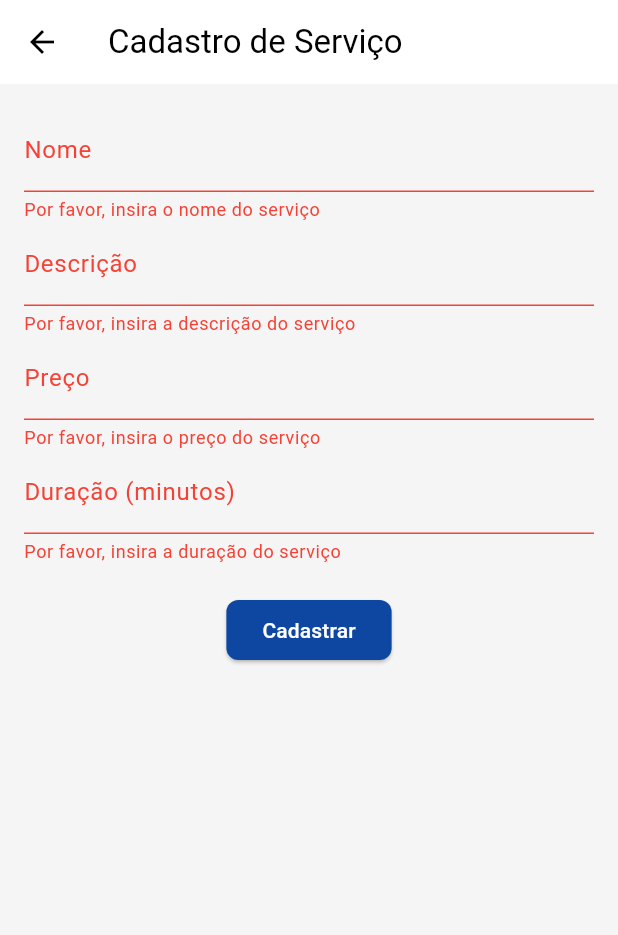
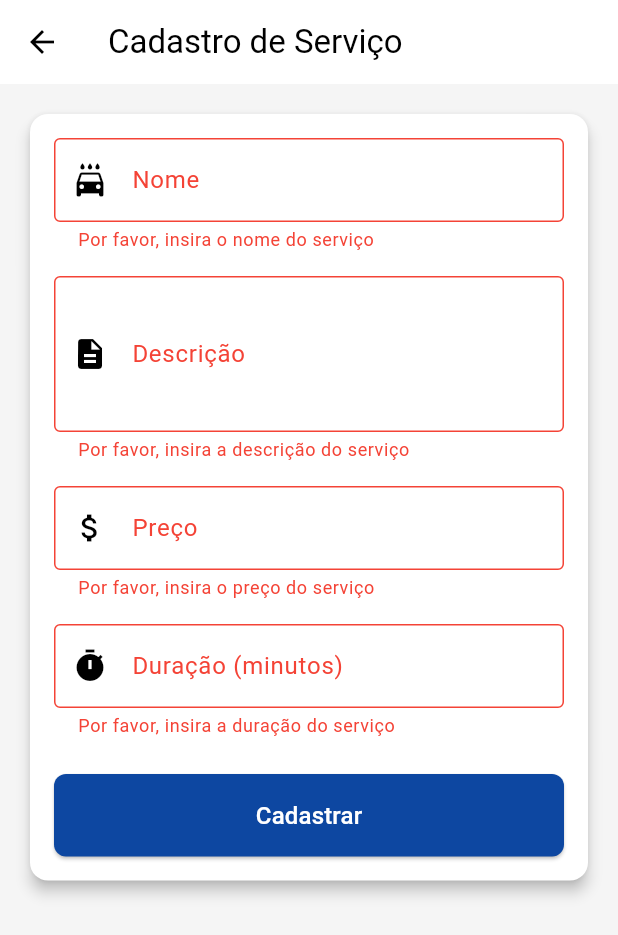
Before and after one commit to leaovictor/lavajatoweb, a Flutter app: the ServiceRegistrationScreen screen opened directly, after a tap on "Cadastrar", on a phone screen of 412 x 824 dp. Shown: the top 935 px of the screen. Run offline on Flutter 3.47's test engine with Material 3 defaults, Android fonts, the phone set to English and light mode, and no system bars; our stand-ins replace cloud_firestore, firebase_auth, firebase_core, font_awesome_flutter, google_sign_in, table_calendar; accounts and stored records are empty; network calls fail.

Commit message:
FIX: adicionar produtos

```diff
--- a/lib/screens/appointments/my_appointments_screen.dart
+++ b/lib/screens/appointments/my_appointments_screen.dart
@@ -4,7 +4,6 @@ import 'package:flutter/material.dart';
 import 'package:intl/intl.dart';
 import 'package:lavajato/models/appointment_model.dart';
 import 'package:lavajato/services/firestore_service.dart';
-import 'package:lavajato/screens/home/home_screen.dart';
 
 class MyAppointmentsScreen extends StatefulWidget {
   const MyAppointmentsScreen({super.key});
--- a/lib/screens/service/service_registration_screen.dart
+++ b/lib/screens/service/service_registration_screen.dart
@@ -1,8 +1,11 @@
 import 'package:flutter/material.dart';
 import 'package:lavajato/services/firestore_service.dart';
+import 'package:lavajato/models/service_model.dart';
+import 'package:flutter/services.dart';
 
 class ServiceRegistrationScreen extends StatefulWidget {
-  const ServiceRegistrationScreen({super.key});
+  final Service? service;
+  const ServiceRegistrationScreen({super.key, this.service});
 
   @override
   State<ServiceRegistrationScreen> createState() =>
@@ -19,20 +22,53 @@ class _ServiceRegistrationScreenState extends State<ServiceRegistrationScreen> {
   final FirestoreService _firestoreService = FirestoreService();
 
   @override
+  void initState() {
+    super.initState();
+    if (widget.service != null) {
+      _nameController.text = widget.service!.name;
+      _descriptionController.text = widget.service!.description;
+      _priceController.text = widget.service!.price.toString();
+      _durationController.text = widget.service!.duration.toString();
+    }
+  }
+
+  @override
+  void dispose() {
+    _nameController.dispose();
+    _descriptionController.dispose();
+    _priceController.dispose();
+    _durationController.dispose();
+    super.dispose();
+  }
+
+  @override
   Widget build(BuildContext context) {
     return Scaffold(
       appBar: AppBar(
-        title: const Text('Cadastro de Serviço'),
+        title: Text(widget.service == null ? 'Cadastro de Serviço' : 'Editar Serviço'),
       ),
-      body: Padding(
+      body: SingleChildScrollView(
+        child: Padding(
+          padding: const EdgeInsets.all(16.0),
+          child: Card(
+            elevation: 4,
+            shape: RoundedRectangleBorder(
+              borderRadius: BorderRadius.circular(12),
+            ),
+            child: Padding(
               padding: const EdgeInsets.all(16.0),
               child: Form(
                 key: _formKey,
                 child: Column(
+                  crossAxisAlignment: CrossAxisAlignment.stretch,
                   children: [
                     TextFormField(
                       controller: _nameController,
-                decoration: const InputDecoration(labelText: 'Nome'),
+                      decoration: const InputDecoration(
+                        labelText: 'Nome',
+                        prefixIcon: Icon(Icons.local_car_wash),
+                        border: OutlineInputBorder(),
+                      ),
                       validator: (value) {
                         if (value == null || value.isEmpty) {
                           return 'Por favor, insira o nome do serviço';
@@ -40,9 +76,15 @@ class _ServiceRegistrationScreenState extends State<ServiceRegistrationScreen> {
                         return null;
                       },
                     ),
+                    const SizedBox(height: 16),
                     TextFormField(
                       controller: _descriptionController,
-                decoration: const InputDecoration(labelText: 'Descrição'),
+                      decoration: const InputDecoration(
+                        labelText: 'Descrição',
+                        prefixIcon: Icon(Icons.description),
+                        border: OutlineInputBorder(),
+                      ),
+                      maxLines: 3,
                       validator: (value) {
                         if (value == null || value.isEmpty) {
                           return 'Por favor, insira a descrição do serviço';
@@ -50,44 +92,90 @@ class _ServiceRegistrationScreenState extends State<ServiceRegistrationScreen> {
                         return null;
                       },
                     ),
+                    const SizedBox(height: 16),
                     TextFormField(
                       controller: _priceController,
-                decoration: const InputDecoration(labelText: 'Preço'),
+                      decoration: const InputDecoration(
+                        labelText: 'Preço',
+                        prefixIcon: Icon(Icons.attach_money),
+                        border: OutlineInputBorder(),
+                      ),
                       keyboardType: TextInputType.number,
+                      inputFormatters: <TextInputFormatter>[
+                        FilteringTextInputFormatter.digitsOnly
+                      ],
                       validator: (value) {
                         if (value == null || value.isEmpty) {
                           return 'Por favor, insira o preço do serviço';
                         }
+                        if (num.tryParse(value) == null) {
+                          return 'Por favor, insira um número válido';
+                        }
                         return null;
                       },
                     ),
+                    const SizedBox(height: 16),
                     TextFormField(
                       controller: _durationController,
-                decoration: const InputDecoration(labelText: 'Duração (minutos)'),
+                      decoration: const InputDecoration(
+                        labelText: 'Duração (minutos)',
+                        prefixIcon: Icon(Icons.timer),
+                        border: OutlineInputBorder(),
+                      ),
                       keyboardType: TextInputType.number,
+                      inputFormatters: <TextInputFormatter>[
+                        FilteringTextInputFormatter.digitsOnly
+                      ],
                       validator: (value) {
                         if (value == null || value.isEmpty) {
                           return 'Por favor, insira a duração do serviço';
                         }
+                        if (int.tryParse(value) == null) {
+                          return 'Por favor, insira um número inteiro válido';
+                        }
                         return null;
                       },
                     ),
-              const SizedBox(height: 20),
+                    const SizedBox(height: 24),
                     ElevatedButton(
                       onPressed: () {
                         if (_formKey.currentState!.validate()) {
+                          if (widget.service == null) {
                             _firestoreService.addService({
                               'name': _nameController.text,
                               'description': _descriptionController.text,
                               'price': num.parse(_priceController.text),
                               'duration': int.parse(_durationController.text),
                             });
+                          } else {
+                            _firestoreService.updateService(
+                              widget.service!.id,
+                              {
+                                'name': _nameController.text,
+                                'description': _descriptionController.text,
+                                'price': num.parse(_priceController.text),
+                                'duration': int.parse(_durationController.text),
+                              },
+                            );
+                          }
                           Navigator.pop(context);
                         }
                       },
-                child: const Text('Cadastrar'),
+                      style: ElevatedButton.styleFrom(
+                        padding: const EdgeInsets.symmetric(vertical: 16),
+                        shape: RoundedRectangleBorder(
+                          borderRadius: BorderRadius.circular(8),
+                        ),
+                      ),
+                      child: Text(
+                        widget.service == null ? 'Cadastrar' : 'Salvar',
+                        style: const TextStyle(fontSize: 16),
+                      ),
                     ),
                   ],
+                ),
+              ),
+            ),
           ),
         ),
       ),
--- a/lib/services/auth_service.dart
+++ b/lib/services/auth_service.dart
@@ -3,6 +3,12 @@ import 'package:google_sign_in/google_sign_in.dart';
 
 class AuthService {
   final FirebaseAuth _auth = FirebaseAuth.instance;
+
+  // Get current user
+  User? get currentUser => _auth.currentUser;
+
+  // User changes stream
+  Stream<User?> get userChanges => _auth.userChanges();
 
   // Sign in with email and password
   Future<UserCredential> signInWithEmailAndPassword(
```
Also changed, not shown: lib/screens/home/home_screen.dart (+61 -10 lines), lib/screens/main_screen.dart (+10 -2 lines), lib/services/firestore_service.dart (+8 -0 lines). Lines whose indentation alone changed are shown as unchanged.
